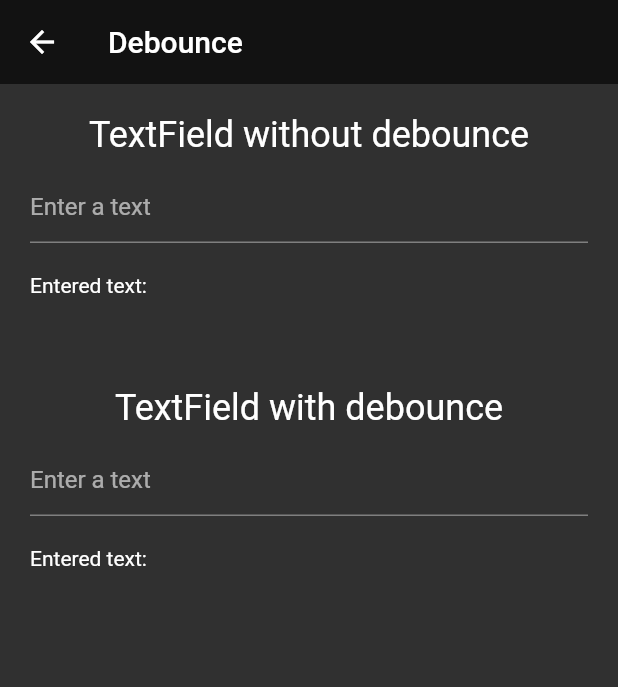
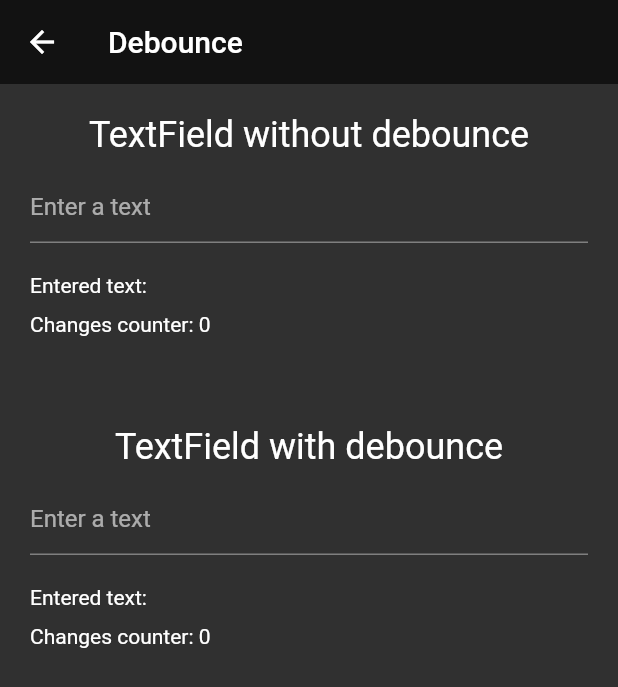
Before and after one commit to juanleondev/flutter_samples, a Flutter app: the DebouncePage screen opened directly, on a phone screen of 412 x 824 dp. Shown: the top 687 px of the screen. Run offline on Flutter 3.47's test engine with Material 2 defaults, Android fonts, the phone set to English and light mode, and no system bars; our stand-ins replace bloc, flutter_bloc; generated files the repository leaves out were written again.

Commit message:
feat: add changes counter

```diff
--- a/flutter_samples/lib/debounce/view/debounce_page.dart
+++ b/flutter_samples/lib/debounce/view/debounce_page.dart
@@ -37,7 +37,7 @@ class _TextFieldWithoutDebounce extends StatefulWidget {
 
 class __TextFieldWithoutDebounceState extends State<_TextFieldWithoutDebounce> {
   String query = '';
-
+  int changesCounter = 0;
   @override
   Widget build(BuildContext context) {
     final l10n = context.l10n;
@@ -55,15 +55,24 @@ class __TextFieldWithoutDebounceState extends State<_TextFieldWithoutDebounce> {
           onChanged: (value) {
             setState(() {
               query = value;
+              changesCounter++;
             });
           },
         ),
         const SizedBox(
           height: 20,
         ),
-        Row(
-          children: [Text('${l10n.debounceResultTitle} $query')],
-        )
+        Align(
+          alignment: Alignment.centerLeft,
+          child: Text('${l10n.debounceResultTitle} $query'),
+        ),
+        const SizedBox(
+          height: 10,
+        ),
+        Align(
+          alignment: Alignment.centerLeft,
+          child: Text('${l10n.debounceCounterTitle} $changesCounter'),
+        ),
       ],
     );
   }
@@ -80,13 +89,14 @@ class __TextFieldWithDebounceState extends State<_TextFieldWithDebounce> {
   String query = '';
   Timer? _debounceTimer;
   Duration debounceDuration = const Duration(milliseconds: 500);
-
+  int changesCounter = 0;
   void _onChangedWithDebounce(String value) {
     if (_debounceTimer?.isActive ?? false) _debounceTimer!.cancel();
     _debounceTimer = Timer(debounceDuration, () {
       // here you can add actions with debounce
       setState(() {
         query = value;
+        changesCounter++;
       });
     });
   }
@@ -116,9 +126,16 @@ class __TextFieldWithDebounceState extends State<_TextFieldWithDebounce> {
         const SizedBox(
           height: 20,
         ),
-        Row(
-          children: [Text('${l10n.debounceResultTitle} $query')],
-        )
+        Align(
+            alignment: Alignment.centerLeft,
+            child: Text('${l10n.debounceResultTitle} $query')),
+        const SizedBox(
+          height: 10,
+        ),
+        Align(
+          alignment: Alignment.centerLeft,
+          child: Text('${l10n.debounceCounterTitle} $changesCounter'),
+        ),
       ],
     );
   }
--- a/flutter_samples/lib/l10n/arb/app_en.arb
+++ b/flutter_samples/lib/l10n/arb/app_en.arb
@@ -13,5 +13,6 @@
     "debounceSubtitle1": "TextField without debounce",
     "debounceSubtitle2": "TextField with debounce",
     "debounceResultTitle": "Entered text:",
-    "debounceHintText": "Enter a text"
+    "debounceHintText": "Enter a text",
+    "debounceCounterTitle": "Changes counter:"
 }
--- a/flutter_samples/lib/l10n/arb/app_es.arb
+++ b/flutter_samples/lib/l10n/arb/app_es.arb
@@ -13,5 +13,6 @@
     "debounceSubtitle1": "TextField sin debounce",
     "debounceSubtitle2": "TextField con debounce",
     "debounceResultTitle": "Texto ingresado:",
-    "debounceHintText": "Introduce un texto"
+    "debounceHintText": "Introduce un texto",
+    "debounceCounterTitle": "Contador de cambios:"
 }
```
